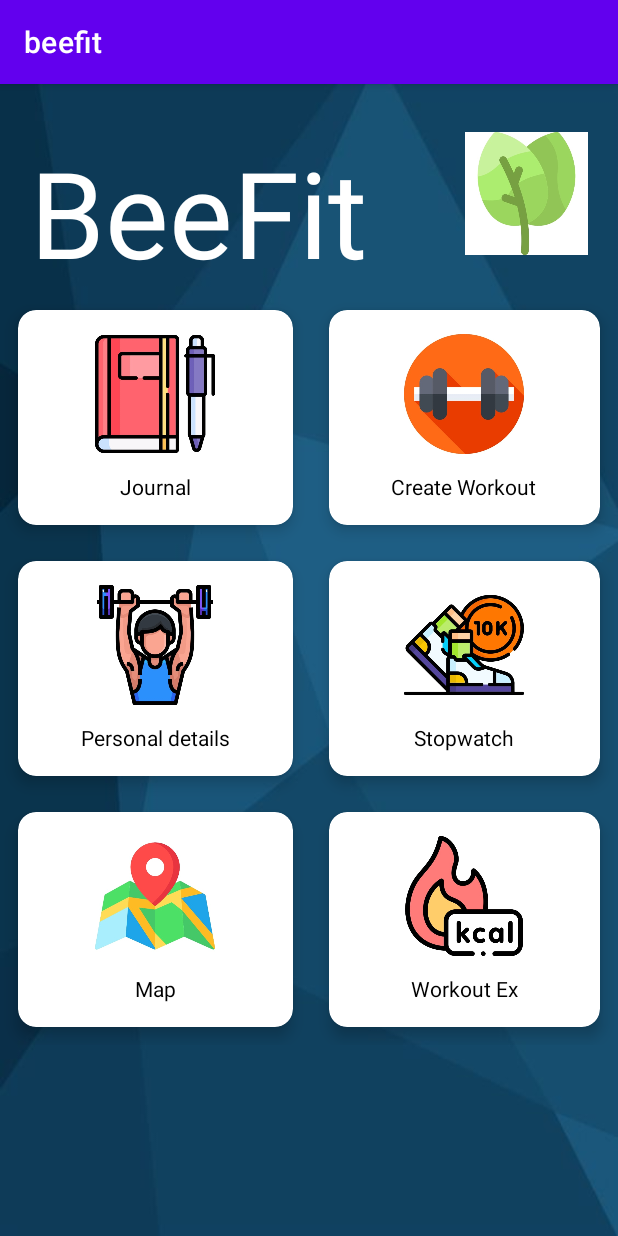
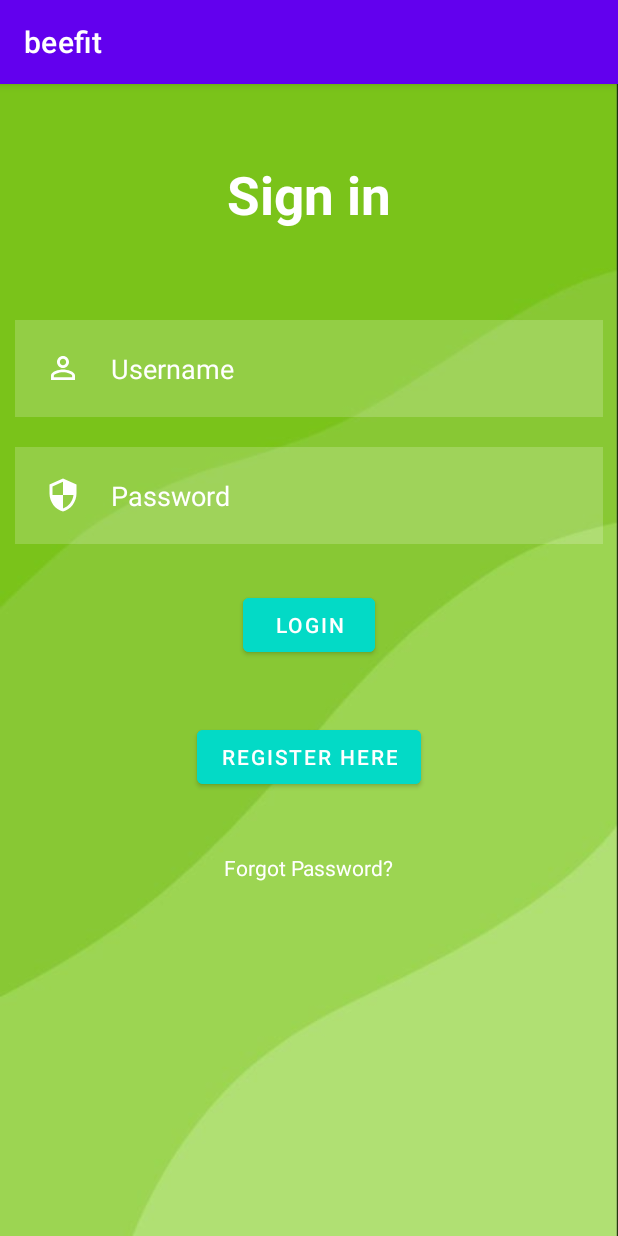
Before and after one commit to patrickmccarthy1/CS4084-MobileApp-BeeFit, an Android app: the screen it shows after launch (MainActivity before the commit, LoginActivity1 after it), on a phone screen of 412 x 824 dp. Run offline under Robolectric (Android 15) with nearby library versions, the phone set to English and light mode, and no system bars.

Commit message:
Added login/register screens - implemented database for users - updated backgrounds - fixed login bug - updated androidmanifest.xml to launch login activity first

```diff
--- /dev/null
+++ b/app/src/main/java/com/example/beefit/LoginActivity1.java
@@ -0,0 +1,65 @@
+package com.example.beefit;
+
+import androidx.appcompat.app.AppCompatActivity;
+
+import android.content.Intent;
+import android.os.Bundle;
+import android.view.View;
+import android.widget.TextView;
+import android.widget.Toast;
+
+import com.google.android.material.button.MaterialButton;
+
+public class LoginActivity1 extends AppCompatActivity {
+
+    RegisterLoginDatabase DB;
+
+    @Override
+    protected void onCreate(Bundle savedInstanceState) {
+        super.onCreate(savedInstanceState);
+        setContentView(R.layout.activity_login);
+
+        TextView username = (TextView) findViewById(R.id.username);
+        TextView password = (TextView) findViewById(R.id.password);
+
+        MaterialButton loginbtn = (MaterialButton) findViewById(R.id.loginbtn);
+        MaterialButton registerbtn = (MaterialButton) findViewById(R.id.registerbtn);
+
+        DB = new RegisterLoginDatabase(this);
+
+
+        loginbtn.setOnClickListener(new View.OnClickListener() {
+            @Override
+            public void onClick(View view) {
+
+                String user = username.getText().toString();
+                String pass = password.getText().toString();
+
+                if(user.equals("") || pass.equals("")){
+                    Toast.makeText(LoginActivity1.this, "Please enter all fields", Toast.LENGTH_SHORT).show();
+                } else {
+                    Boolean checkUserPass = DB.checkUsernamePassword(user, pass);
+                    if(checkUserPass == true){
+                        Toast.makeText(LoginActivity1.this, "Sign in successful", Toast.LENGTH_SHORT).show();
+                        Intent intent = new Intent(getApplicationContext(), MainActivity.class);
+                        startActivity(intent);
+                    } else {
+                        Toast.makeText(LoginActivity1.this, "Invalid username or password", Toast.LENGTH_SHORT).show();
+                    }
+                }
+            }
+        });
+
+        registerbtn.setOnClickListener(new View.OnClickListener() {
+            @Override
+            public void onClick(View view) {
+
+                Intent intent = new Intent(getApplicationContext(), RegisterActivity.class);
+                startActivity(intent);
+            }
+        });
+    }
+
+
+
+}
--- a/app/src/main/res/layout/activity_create_exercise.xml
+++ b/app/src/main/res/layout/activity_create_exercise.xml
@@ -4,7 +4,9 @@
     xmlns:tools="http://schemas.android.com/tools"
     android:layout_width="match_parent"
     android:layout_height="match_parent"
-    tools:context=".CreateExercise">
+    tools:context=".CreateExercise"
+    android:background="@drawable/beefitbackground"
+    >
 
     <androidx.constraintlayout.widget.ConstraintLayout
         android:layout_width="match_parent"
--- a/app/src/main/res/layout/activity_details.xml
+++ b/app/src/main/res/layout/activity_details.xml
@@ -4,7 +4,9 @@
     xmlns:tools="http://schemas.android.com/tools"
     android:layout_width="match_parent"
     android:layout_height="match_parent"
-    tools:context=".Details">
+    tools:context=".Details"
+    android:background="@drawable/beefitbackground"
+    >
 
     <androidx.constraintlayout.widget.ConstraintLayout
         android:layout_width="match_parent"
--- /dev/null
+++ b/app/src/main/res/layout/activity_login.xml
@@ -0,0 +1,87 @@
+<?xml version="1.0" encoding="utf-8"?>
+<RelativeLayout xmlns:android="http://schemas.android.com/apk/res/android"
+    xmlns:app="http://schemas.android.com/apk/res-auto"
+    xmlns:tools="http://schemas.android.com/tools"
+    android:layout_width="match_parent"
+    android:layout_height="match_parent"
+    android:background="@drawable/loginscreen"
+    tools:context=".LoginActivity1">
+
+    <TextView
+        android:layout_width="match_parent"
+        android:layout_height="wrap_content"
+        android:text="Sign in"
+        android:id="@+id/signin"
+        android:textColor="@color/white"
+        android:textSize="35dp"
+        android:layout_margin="50dp"
+        android:gravity="center"
+        android:textStyle="bold">
+    </TextView>
+
+    <EditText
+        android:layout_width="match_parent"
+        android:layout_height="wrap_content"
+        android:id="@+id/username"
+        android:layout_below="@+id/signin"
+        android:hint="Username"
+        android:textColor="@color/white"
+        android:textColorHint="@color/white"
+        android:layout_margin="10dp"
+        android:padding="20dp"
+        android:background="#30ffffff"
+        android:drawableLeft="@drawable/ic_baseline_person_outline_24"
+        android:drawablePadding="20dp"/>
+
+    <EditText
+        android:id="@+id/password"
+        android:layout_width="match_parent"
+        android:layout_height="wrap_content"
+        android:layout_below="@+id/username"
+        android:layout_marginStart="10dp"
+        android:layout_marginTop="10dp"
+        android:layout_marginEnd="10dp"
+        android:layout_marginBottom="10dp"
+        android:background="#30ffffff"
+        android:drawableLeft="@drawable/ic_baseline_security_24"
+        android:drawablePadding="20dp"
+        android:hint="Password"
+        android:padding="20dp"
+        android:textColor="@color/white"
+        android:textColorHint="@color/white"
+        android:inputType="textPassword"></EditText>
+
+    <com.google.android.material.button.MaterialButton
+        android:layout_width="wrap_content"
+        android:layout_height="wrap_content"
+        android:id="@+id/loginbtn"
+        android:layout_below="@id/password"
+        android:text="LOGIN"
+        android:backgroundTint="@color/design_default_color_secondary"
+        android:layout_centerHorizontal="true"
+        android:layout_margin="20dp"
+        />
+
+    <com.google.android.material.button.MaterialButton
+        android:layout_width="wrap_content"
+        android:layout_height="wrap_content"
+        android:id="@+id/registerbtn"
+        android:layout_below="@id/loginbtn"
+        android:text="REGISTER HERE"
+        android:backgroundTint="@color/design_default_color_secondary"
+        android:layout_centerHorizontal="true"
+        android:layout_margin="20dp"
+        />
+
+    <TextView
+        android:layout_width="wrap_content"
+        android:layout_height="wrap_content"
+        android:id="@+id/forgetPass"
+        android:text="Forgot Password?"
+        android:layout_centerHorizontal="true"
+        android:layout_margin="20dp"
+        android:layout_below="@id/registerbtn"
+        android:textColor="@color/white"
+        />
+
+</RelativeLayout>
--- a/app/src/main/res/layout/activity_main.xml
+++ b/app/src/main/res/layout/activity_main.xml
@@ -5,7 +5,7 @@
     android:layout_width="match_parent"
     android:layout_height="match_parent"
     tools:context=".MainActivity"
-    android:background="@drawable/mobileappbackground">
+    android:background="@drawable/beefitbackground">
 
     <LinearLayout
         android:orientation="vertical"
--- a/app/src/main/res/layout/activity_main_journal.xml
+++ b/app/src/main/res/layout/activity_main_journal.xml
@@ -4,7 +4,7 @@
     android:layout_width="match_parent"
     android:layout_height="match_parent"
     xmlns:app="http://schemas.android.com/apk/res-auto"
-    android:background="@drawable/androidappbackground">
+    android:background="@drawable/beefitbackground">
 
     <LinearLayout
         android:layout_width="match_parent"
--- a/app/src/main/res/layout/activity_main_map.xml
+++ b/app/src/main/res/layout/activity_main_map.xml
@@ -7,7 +7,7 @@
     android:layout_height="match_parent"
     android:paddingTop="5dp"
     android:paddingBottom="5dp"
-    android:background="@drawable/androidappbackground">
+    android:background="@drawable/beefitbackground">
 
     <ImageView
         android:id="@+id/return_arrow"
--- a/app/src/main/res/layout/activity_map.xml
+++ b/app/src/main/res/layout/activity_map.xml
@@ -2,7 +2,8 @@
 <androidx.constraintlayout.widget.ConstraintLayout xmlns:android="http://schemas.android.com/apk/res/android"
     xmlns:map="http://schemas.android.com/apk/res-auto"
     android:layout_width="match_parent"
-    android:layout_height="match_parent">
+    android:layout_height="match_parent"
+    android:background="@drawable/beefitbackground">
 
     <fragment xmlns:android="http://schemas.android.com/apk/res/android"
         android:id="@+id/map"
--- a/app/src/main/res/layout/activity_workouts.xml
+++ b/app/src/main/res/layout/activity_workouts.xml
@@ -4,7 +4,9 @@
     xmlns:tools="http://schemas.android.com/tools"
     android:layout_width="match_parent"
     android:layout_height="match_parent"
-    tools:context=".Workouts">
+    tools:context=".Workouts"
+    android:background="@drawable/beefitbackground"
+    >
 
     <androidx.constraintlayout.widget.ConstraintLayout
         android:layout_width="match_parent"
--- a/app/src/main/res/layout/row_food_journal.xml
+++ b/app/src/main/res/layout/row_food_journal.xml
@@ -3,7 +3,9 @@
     android:layout_width="match_parent"
     android:layout_height="wrap_content"
     xmlns:app="http://schemas.android.com/apk/res-auto"
-    app:cardBackgroundColor="@color/white">
+    app:cardBackgroundColor="@color/white"
+    android:background="@drawable/beefitbackground"
+    >
 
     <LinearLayout
         android:padding="10dp"
--- a/app/src/main/res/layout/stopwatch.xml
+++ b/app/src/main/res/layout/stopwatch.xml
@@ -4,8 +4,9 @@
     xmlns:tools="http://schemas.android.com/tools"
     android:layout_width="match_parent"
     android:layout_height="match_parent"
-    android:background="@drawable/androidappbackground"
-    tools:context=".stopwatch">
+    android:background="@drawable/beefitbackground"
+    tools:context=".stopwatch"
+    >
 
     <LinearLayout
         android:layout_width="match_parent"
```
Also changed, not shown: app/src/main/AndroidManifest.xml (+26 -19 lines), app/src/main/java/com/example/beefit/RegisterActivity.java (added, +63 -0 lines), app/src/main/java/com/example/beefit/RegisterLoginDatabase.java (added, +61 -0 lines), app/src/main/res/layout/activity_expanded_workout.xml (+5 -3 lines), app/src/main/res/layout/activity_register.xml (added, +70 -0 lines), app/src/main/res/layout/login_activity1.xml (added, +87 -0 lines), app/src/main/res/drawable/beefitbackground.jpg (added), app/src/main/res/drawable/loginscreen.jpg (added).
